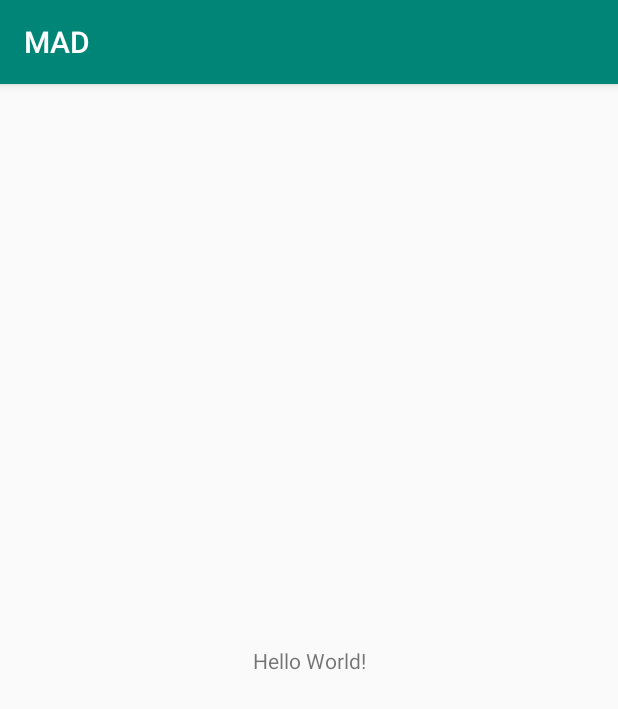
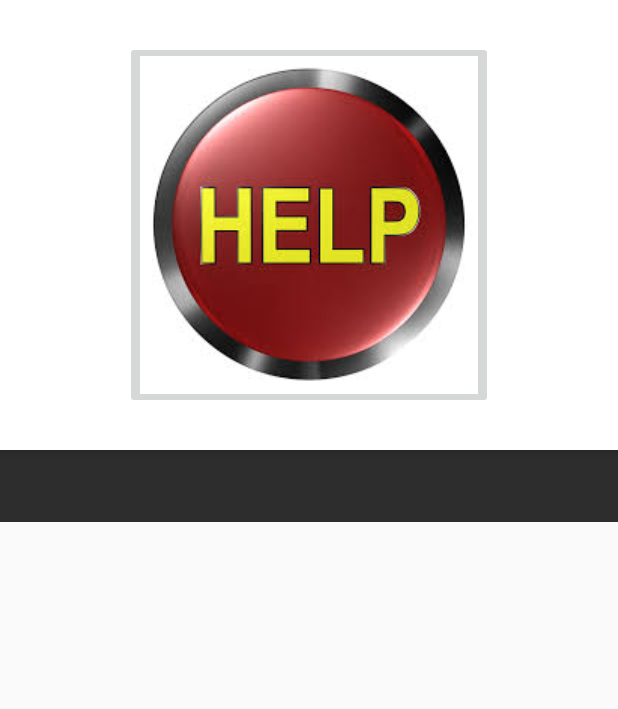
Before and after one commit to trancenoid/MAD, an Android app: the screen it shows after launch (MainActivity), on a phone screen of 412 x 824 dp. Shown: the top 709 px of the screen. Run offline under Robolectric (Android 15) with nearby library versions, the phone set to English and light mode, and no system bars.

Commit message:
Tabs added

```diff
--- a/app/build.gradle
+++ b/app/build.gradle
@@ -19,10 +19,11 @@ android {
 }
 
 dependencies {
-    implementation fileTree(dir: 'libs', include: ['*.jar'])
+    implementation fileTree(include: ['*.jar'], dir: 'libs')
     implementation 'com.android.support:appcompat-v7:28.0.0'
     implementation 'com.android.support.constraint:constraint-layout:1.1.3'
     testImplementation 'junit:junit:4.12'
     androidTestImplementation 'com.android.support.test:runner:1.0.2'
     androidTestImplementation 'com.android.support.test.espresso:espresso-core:3.0.2'
+    implementation 'com.android.support:design:28.0.0'
 }
--- a/app/src/main/res/layout/activity_main.xml
+++ b/app/src/main/res/layout/activity_main.xml
@@ -1,19 +1,35 @@
 <?xml version="1.0" encoding="utf-8"?>
-<android.support.constraint.ConstraintLayout
+<LinearLayout
     xmlns:android="http://schemas.android.com/apk/res/android"
     xmlns:tools="http://schemas.android.com/tools"
     xmlns:app="http://schemas.android.com/apk/res-auto"
     android:layout_width="match_parent"
     android:layout_height="match_parent"
+    android:orientation="vertical"
     tools:context=".MainActivity">
 
-    <TextView
+<android.support.design.widget.AppBarLayout
+    android:layout_width="match_parent"
+    android:layout_height="300dp"
+    android:gravity="center"
+    android:elevation="0dp"
+    android:id="@+id/appBar">
+
+    <ImageButton
         android:layout_width="wrap_content"
         android:layout_height="wrap_content"
-        android:text="Hello World!"
-        app:layout_constraintBottom_toBottomOf="parent"
-        app:layout_constraintLeft_toLeftOf="parent"
-        app:layout_constraintRight_toRightOf="parent"
-        app:layout_constraintTop_toTopOf="parent" />
+        android:padding="10dp"
+        android:src="@drawable/emer"/>
+</android.support.design.widget.AppBarLayout>
 
-</android.support.constraint.ConstraintLayout>
+    <android.support.design.widget.TabLayout
+        android:layout_width="match_parent"
+        android:layout_height="wrap_content"
+        app:tabGravity="fill"
+        app:tabMode="fixed"
+        android:id="@+id/tabId"
+        app:tabTextColor="#fff"
+        app:tabIndicatorColor="#2d2d2d"
+        android:background="#2d2d2d"></android.support.design.widget.TabLayout>
+
+</LinearLayout>
--- a/app/src/main/res/values/styles.xml
+++ b/app/src/main/res/values/styles.xml
@@ -1,10 +1,11 @@
 <resources>
 
     <!-- Base application theme. -->
-    <style name="AppTheme" parent="Theme.AppCompat.Light.DarkActionBar">
+    <style name="AppTheme" parent="Theme.AppCompat.Light.NoActionBar">
         <!-- Customize your theme here. -->
-        <item name="colorPrimary">@color/colorPrimary</item>
-        <item name="colorPrimaryDark">@color/colorPrimaryDark</item>
+        <item name="colorPrimary">#ffffff</item>
+        <item name="colorPrimaryDark">#ffffff</item>
+
         <item name="colorAccent">@color/colorAccent</item>
     </style>
 
```
Also changed, not shown: app/src/main/res/drawable/emer.jpeg (added).
